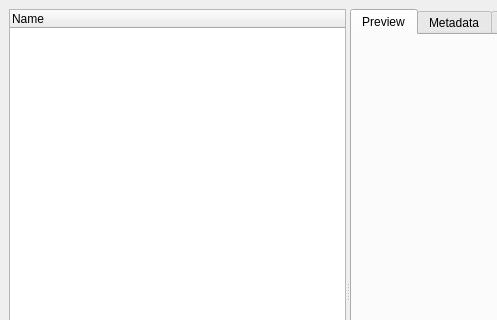
Above: ui/Exporter.ui from Puxtril/Warframe-Exporter before the change; both pictures show x 0 to 497 and y 0 to 320 of the 725 by 604 pixel window. Below: the same form after it.
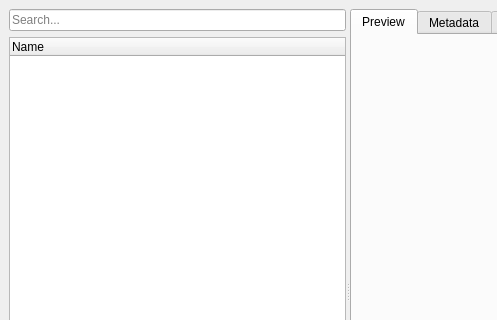
That is the form after the change.

Commit message:
Added a search field
Added a search field, button to clear it and now after the tree loads in it is indexed for faster search. Also added some 300ms padding before search activates for culling partial searches. After the search is cleared it'll return the tree to normal + leaves the expanded items from the latest search.

What changed in the file:
```diff
--- a/ui/Exporter.ui
+++ b/ui/Exporter.ui
@@ -30,6 +30,16 @@
        <layout class="QHBoxLayout" name="horizontalLayout">
         <item>
          <layout class="QVBoxLayout" name="verticalLayout_2">
+	  <item>
+           <widget class="QLineEdit" name="searchLineEdit">
+            <property name="placeholderText">
+             <string>Search...</string>
+              </property>
+               <property name="clearButtonEnabled">
+                <bool>true</bool>
+              </property>
+           </widget>
+          </item>
           <item>
            <widget class="QTreeWidget" name="treeWidget">
             <column>
```
The commit also changes 2 other files.
